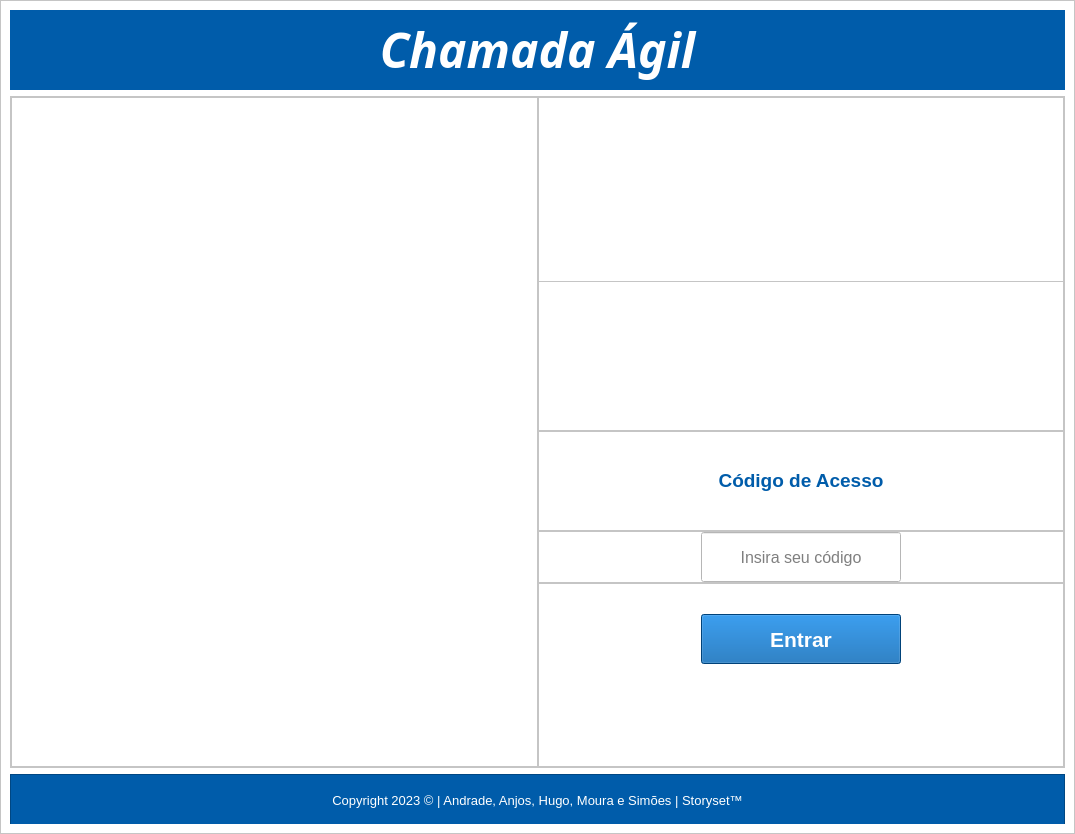
Old version of the form view/telaInicio.ui in the repository DiegoSMAnjos/SENAI-TDS-TCC-Chamada-Agil.
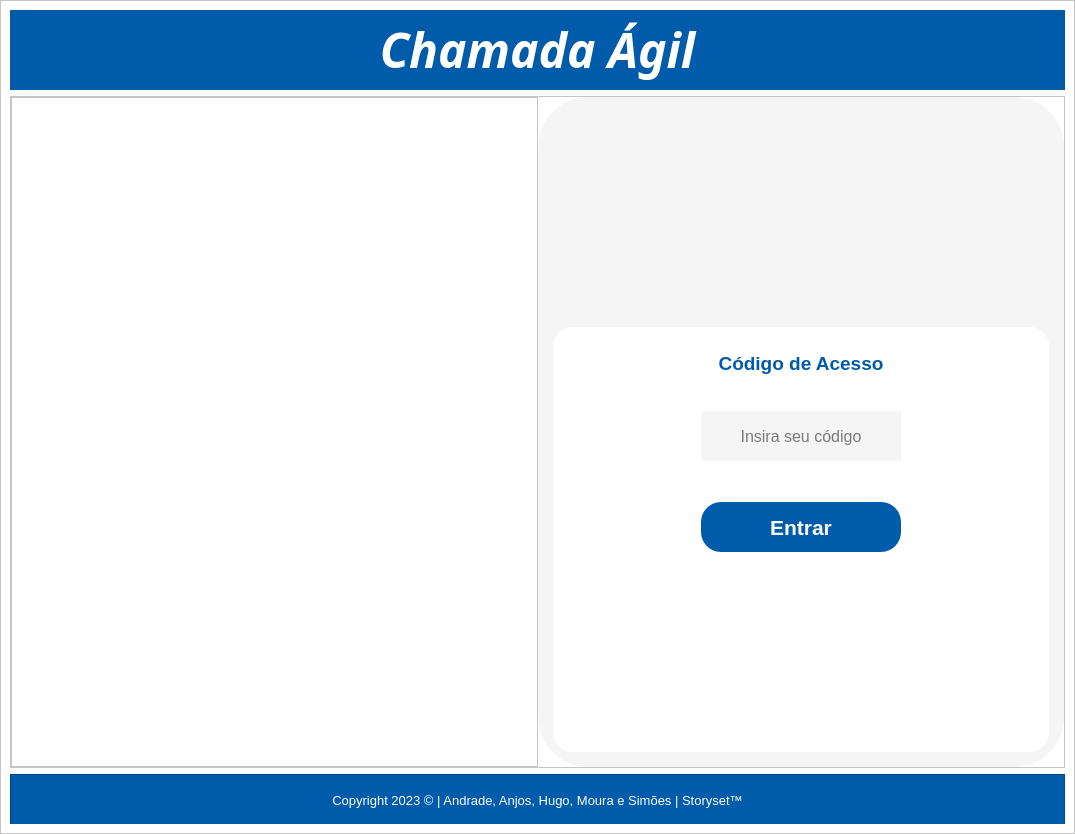
New version of the form. Icons and pictures are not drawn.

Patch:
```diff
--- a/view/telaInicio.ui
+++ b/view/telaInicio.ui
@@ -214,6 +214,10 @@
           </item>
           <item>
            <widget class="QFrame" name="frameR">
+            <property name="styleSheet">
+             <string notr="true">background-color: rgb(245, 245, 245);
+border-radius: 50px;</string>
+            </property>
             <property name="frameShape">
              <enum>QFrame::NoFrame</enum>
             </property>
@@ -222,25 +226,25 @@
             </property>
             <layout class="QVBoxLayout" name="verticalLayout_3">
              <property name="spacing">
-              <number>0</number>
+              <number>15</number>
              </property>
              <property name="leftMargin">
-              <number>0</number>
+              <number>15</number>
              </property>
              <property name="topMargin">
-              <number>0</number>
+              <number>15</number>
              </property>
              <property name="rightMargin">
-              <number>0</number>
+              <number>15</number>
              </property>
              <property name="bottomMargin">
-              <number>0</number>
+              <number>15</number>
              </property>
              <item>
               <widget class="QFrame" name="frame_3">
-               <property name="minimumSize">
+               <property name="maximumSize">
                 <size>
-                 <width>0</width>
+                 <width>16777215</width>
                  <height>200</height>
                 </size>
                </property>
@@ -302,12 +306,6 @@
                  <height>150</height>
                 </size>
                </property>
-               <property name="maximumSize">
-                <size>
-                 <width>16777215</width>
-                 <height>200</height>
-                </size>
-               </property>
                <property name="frameShape">
                 <enum>QFrame::StyledPanel</enum>
                </property>
@@ -330,16 +328,11 @@
                 <property name="bottomMargin">
                  <number>0</number>
                 </property>
-               </layout>
-              </widget>
-             </item>
              <item>
               <widget class="QFrame" name="frame_5">
-               <property name="minimumSize">
-                <size>
-                 <width>0</width>
-                 <height>100</height>
-                </size>
+                  <property name="styleSheet">
+                   <string notr="true">background-color: rgb(255, 255, 255);
+border-radius: 20px;</string>
                </property>
                <property name="frameShape">
                 <enum>QFrame::StyledPanel</enum>
@@ -347,7 +340,7 @@
                <property name="frameShadow">
                 <enum>QFrame::Raised</enum>
                </property>
-               <layout class="QHBoxLayout" name="horizontalLayout_5">
+                  <layout class="QVBoxLayout" name="verticalLayout_4">
                 <property name="spacing">
                  <number>0</number>
                 </property>
@@ -365,12 +358,6 @@
                 </property>
                 <item>
                  <widget class="QLabel" name="label">
-                  <property name="maximumSize">
-                   <size>
-                    <width>200</width>
-                    <height>50</height>
-                   </size>
-                  </property>
                   <property name="font">
                    <font>
                     <family>Segoe UI</family>
@@ -379,14 +366,14 @@
                     <bold>true</bold>
                    </font>
                   </property>
+                     <property name="styleSheet">
+                      <string notr="true"/>
+                     </property>
                   <property name="text">
                    <string>&lt;html&gt;&lt;head/&gt;&lt;body&gt;&lt;p align=&quot;center&quot;&gt;&lt;span style=&quot; font-weight:600; color:#005caa;&quot;&gt;Código de Acesso&lt;/span&gt;&lt;/p&gt;&lt;/body&gt;&lt;/html&gt;</string>
                   </property>
                  </widget>
                 </item>
-               </layout>
-              </widget>
-             </item>
              <item>
               <widget class="QFrame" name="frame_6">
                <property name="frameShape">
@@ -431,7 +418,9 @@
                    </font>
                   </property>
                   <property name="styleSheet">
-                   <string notr="true">border-color: rgb(0, 92, 170);</string>
+                         <string notr="true">background-color: rgb(245, 245, 245);
+border-radius: 0px;
+font: 12pt &quot;MS Shell Dlg 2&quot;;</string>
                   </property>
                   <property name="alignment">
                    <set>Qt::AlignCenter</set>
@@ -492,11 +481,18 @@
                   </property>
                   <property name="styleSheet">
                    <string notr="true">background-color: rgb(0, 92, 170);
-color: rgb(255, 255, 255);</string>
+color: rgb(255, 255, 255);
+border-radius: 20px;</string>
                   </property>
                   <property name="text">
                    <string>Entrar</string>
                   </property>
+                       </widget>
+                      </item>
+                     </layout>
+                    </widget>
+                   </item>
+                  </layout>
                  </widget>
                 </item>
                </layout>
```
Lines whose indentation alone changed are shown as unchanged.
